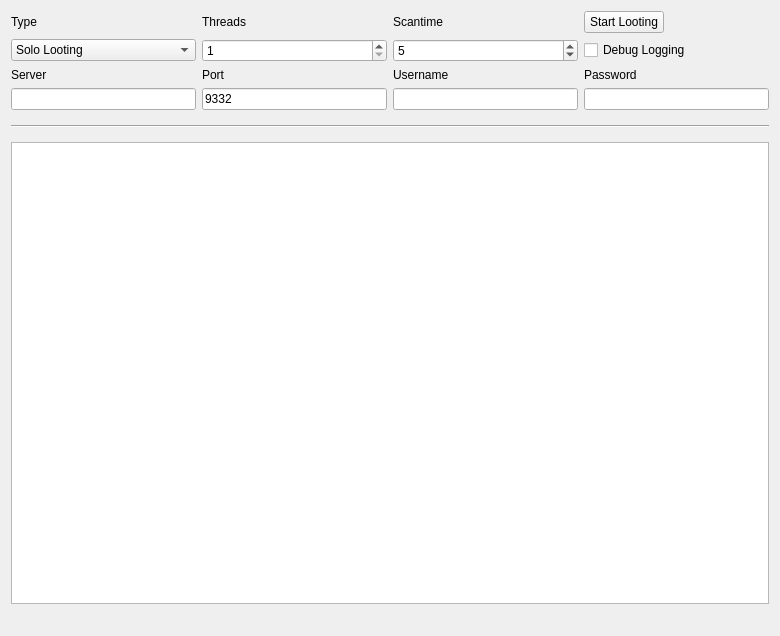
Above: src/qt/forms/miningpage.ui from cryptovein/ZedCoin before the change. Below: the same form after it.
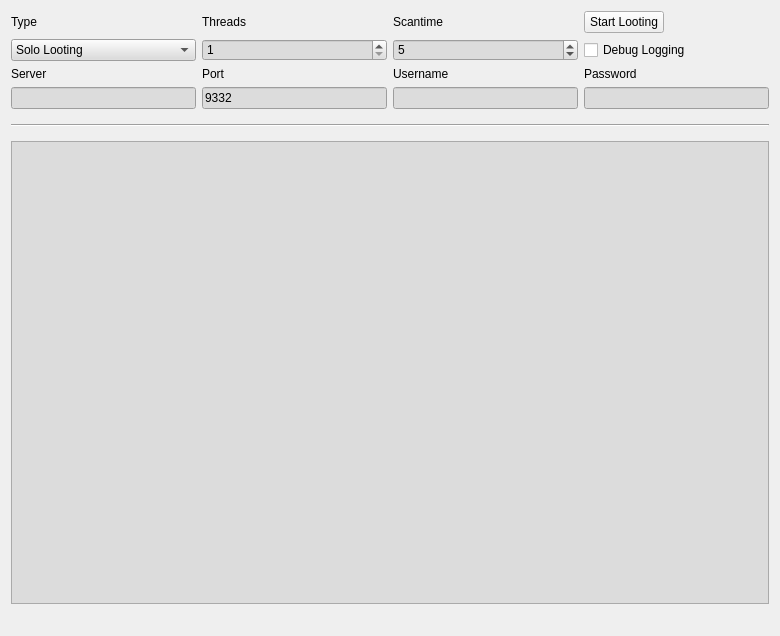
That is the form after the change.

```diff
--- a/src/qt/forms/miningpage.ui
+++ b/src/qt/forms/miningpage.ui
@@ -22,6 +22,9 @@
      <property name="enabled">
       <bool>true</bool>
      </property>
+     <property name="styleSheet">
+      <string notr="true">background-color: rgb(220, 220, 220);</string>
+     </property>
     </widget>
    </item>
    <item row="6" column="3">
@@ -49,6 +52,9 @@
      <property name="enabled">
       <bool>true</bool>
      </property>
+     <property name="styleSheet">
+      <string notr="true">background-color: rgb(220, 220, 220);</string>
+     </property>
      <property name="text">
       <string/>
      </property>
@@ -108,6 +114,9 @@
    </item>
    <item row="13" column="1" colspan="4">
     <widget class="QListWidget" name="list">
+     <property name="styleSheet">
+      <string notr="true">background-color: rgb(220, 220, 220);</string>
+     </property>
      <property name="autoScrollMargin">
       <number>100000</number>
      </property>
@@ -181,6 +190,9 @@
      <property name="enabled">
       <bool>true</bool>
      </property>
+     <property name="styleSheet">
+      <string notr="true">background-color: rgb(220, 220, 220);</string>
+     </property>
      <property name="minimum">
       <number>1</number>
      </property>
@@ -194,6 +206,9 @@
    </item>
    <item row="4" column="1">
     <widget class="QComboBox" name="typeBox">
+     <property name="styleSheet">
+      <string notr="true">background-color: rgb(220, 220, 220);</string>
+     </property>
      <property name="editable">
       <bool>false</bool>
      </property>
@@ -217,6 +232,9 @@
      <property name="enabled">
       <bool>true</bool>
      </property>
+     <property name="styleSheet">
+      <string notr="true">background-color: rgb(220, 220, 220);</string>
+     </property>
      <property name="minimum">
       <number>1</number>
      </property>
@@ -230,6 +248,9 @@
      <property name="enabled">
       <bool>true</bool>
      </property>
+     <property name="styleSheet">
+      <string notr="true">background-color: rgb(220, 220, 220);</string>
+     </property>
      <property name="text">
       <string>9332</string>
      </property>
@@ -243,6 +264,9 @@
      <property name="enabled">
       <bool>true</bool>
      </property>
+     <property name="styleSheet">
+      <string notr="true">background-color: rgb(220, 220, 220);</string>
+     </property>
     </widget>
    </item>
    <item row="14" column="3" colspan="2">
```
